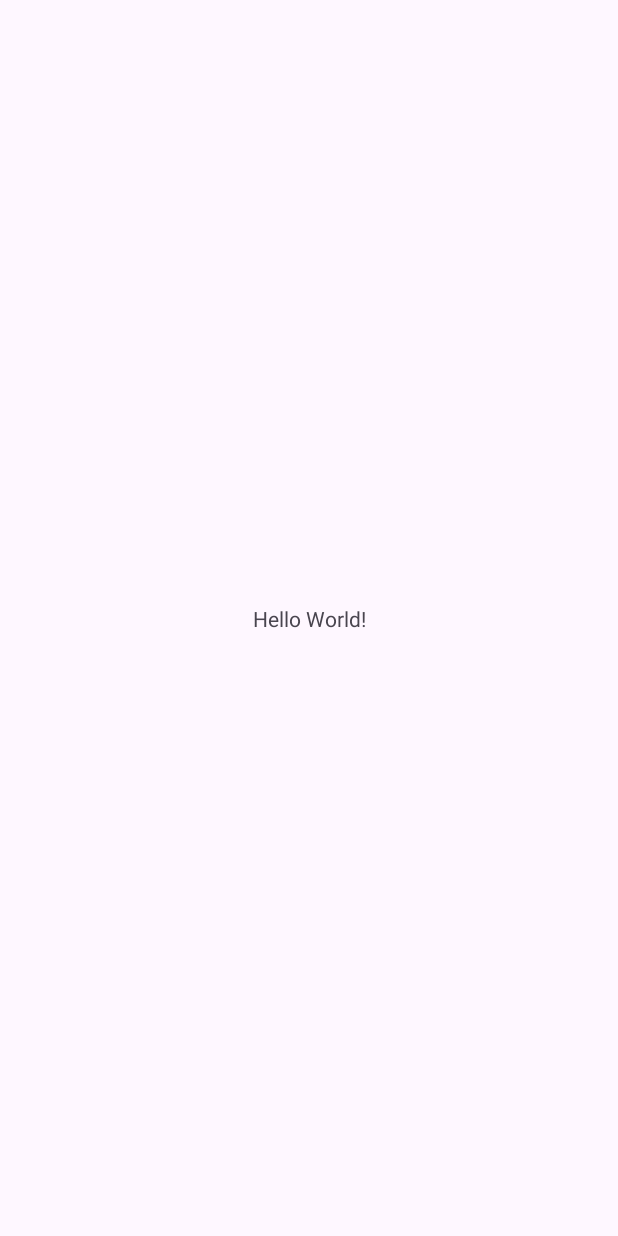
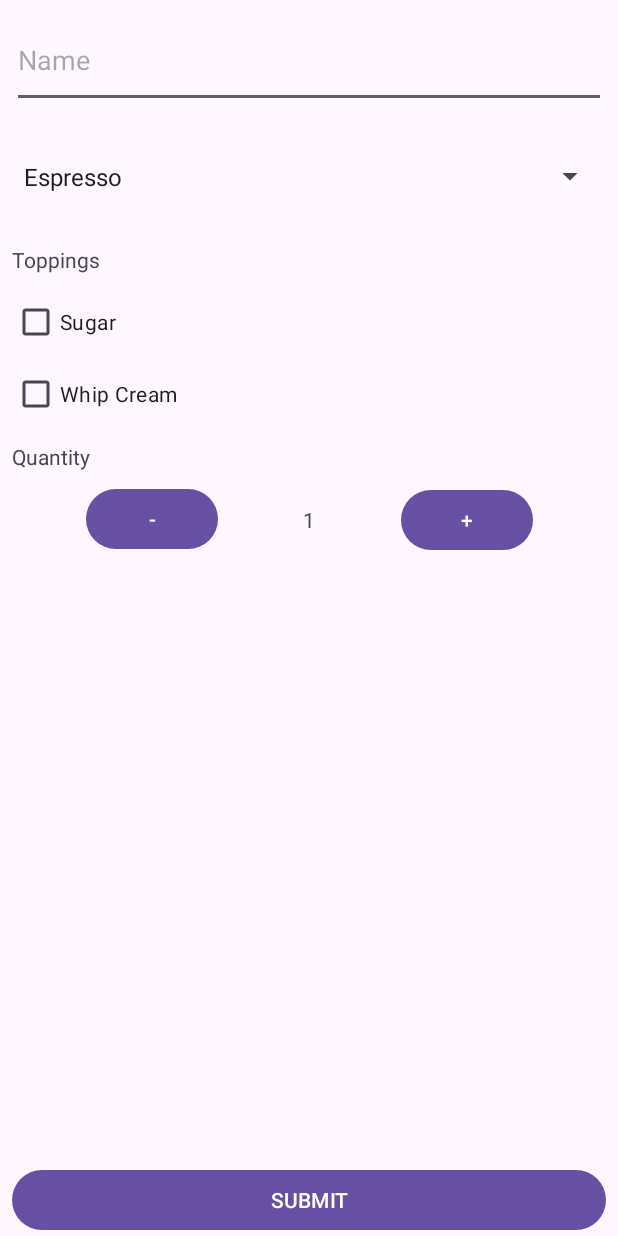
Before and after one commit to woutlyen/CarSpotter, an Android app: the screen it shows after launch (MainActivity), on a phone screen of 412 x 824 dp. Before the commit the screen is almost empty. Run offline under Robolectric (Android 15) with nearby library versions, the phone set to English and light mode, and no system bars.

Commit message:
first steps Coffee application

```diff
--- a/app/src/main/java/be/kuleuven/gt/javabean/MainActivity.java
+++ b/app/src/main/java/be/kuleuven/gt/javabean/MainActivity.java
@@ -1,14 +1,47 @@
 package be.kuleuven.gt.javabean;
 
+import android.content.Intent;
+import android.os.Bundle;
+import android.view.View;
+import android.widget.Button;
+import android.widget.TextView;
+
 import androidx.appcompat.app.AppCompatActivity;
-
-import android.os.Bundle;
-
 public class MainActivity extends AppCompatActivity {
-
+    private Button btnPlus;
+    private Button btnMinus;
+    private Button btnSubmit;
+    private TextView lblQty;
     @Override
     protected void onCreate(Bundle savedInstanceState) {
         super.onCreate(savedInstanceState);
         setContentView(R.layout.activity_main);
+        btnPlus = (Button) findViewById(R.id.btnPlus);
+        btnMinus = (Button) findViewById(R.id.btnMinus);
+        btnSubmit = (Button) findViewById(R.id.btnSubmit);
+        lblQty = (TextView) findViewById(R.id.lblQty);
     }
+    public void onBtnPlus_Clicked(View Caller) {
+        int quantity = Integer.parseInt(lblQty.getText().toString()) + 1;
+        lblQty.setText(Integer.toString(quantity));
+        if(!lblQty.getText().equals("0")){
+            btnSubmit.setEnabled(true);
+        }
+    }
+    public void onBtnMinus_Clicked(View Caller) {
+        int quantity = Integer.parseInt(lblQty.getText().toString()) - 1;
+        if(quantity < 0){
+            quantity = 0;
+        }
+        lblQty.setText(Integer.toString(quantity));
+        if(lblQty.getText().equals("0")){
+            btnSubmit.setEnabled(false);
+        }
+    }
+
+    public void onBtnSubmit_Clicked(View Caller) {
+        Intent intent = new Intent(this, OrderConfirmationActivity.class);
+        startActivity(intent);
+    }
+
 }
--- a/app/src/main/res/layout/activity_main.xml
+++ b/app/src/main/res/layout/activity_main.xml
@@ -6,13 +6,116 @@
     android:layout_height="match_parent"
     tools:context=".MainActivity">
 
-    <TextView
-        android:layout_width="wrap_content"
-        android:layout_height="wrap_content"
-        android:text="Hello World!"
-        app:layout_constraintBottom_toBottomOf="parent"
+    <EditText
+        android:id="@+id/txtName"
+        android:layout_width="0dp"
+        android:layout_height="64dp"
+        android:layout_marginStart="8dp"
+        android:layout_marginTop="8dp"
+        android:layout_marginEnd="8dp"
+        android:ems="10"
+        android:hint="Name"
+        android:inputType="text"
         app:layout_constraintEnd_toEndOf="parent"
         app:layout_constraintStart_toStartOf="parent"
         app:layout_constraintTop_toTopOf="parent" />
 
+    <Spinner
+        android:id="@+id/spCoffee"
+        android:layout_width="0dp"
+        android:layout_height="75dp"
+        android:layout_marginStart="8dp"
+        android:layout_marginTop="8dp"
+        android:layout_marginEnd="8dp"
+        android:entries="@array/menu_items"
+        app:layout_constraintEnd_toEndOf="parent"
+        app:layout_constraintStart_toStartOf="parent"
+        app:layout_constraintTop_toBottomOf="@+id/txtName" />
+
+    <TextView
+        android:id="@+id/lblTopping"
+        android:layout_width="wrap_content"
+        android:layout_height="wrap_content"
+        android:layout_marginStart="8dp"
+        android:layout_marginTop="8dp"
+        android:text="Toppings"
+        app:layout_constraintStart_toStartOf="parent"
+        app:layout_constraintTop_toBottomOf="@+id/spCoffee" />
+
+    <CheckBox
+        android:id="@+id/cbSugar"
+        android:layout_width="wrap_content"
+        android:layout_height="wrap_content"
+        android:layout_marginStart="8dp"
+        android:layout_marginTop="8dp"
+        android:text="Sugar"
+        app:layout_constraintStart_toStartOf="parent"
+        app:layout_constraintTop_toBottomOf="@+id/lblTopping" />
+
+    <CheckBox
+        android:id="@+id/cbWhipCream"
+        android:layout_width="wrap_content"
+        android:layout_height="wrap_content"
+        android:layout_marginStart="8dp"
+        android:text="Whip Cream"
+        app:layout_constraintStart_toStartOf="parent"
+        app:layout_constraintTop_toBottomOf="@+id/cbSugar" />
+
+    <TextView
+        android:id="@+id/lblQuantity"
+        android:layout_width="wrap_content"
+        android:layout_height="wrap_content"
+        android:layout_marginStart="8dp"
+        android:layout_marginTop="8dp"
+        android:text="Quantity"
+        app:layout_constraintStart_toStartOf="parent"
+        app:layout_constraintTop_toBottomOf="@+id/cbWhipCream" />
+
+    <TextView
+        android:id="@+id/lblQty"
+        android:layout_width="wrap_content"
+        android:layout_height="wrap_content"
+        android:text="1"
+        app:layout_constraintBottom_toBottomOf="@+id/btnMinus"
+        app:layout_constraintEnd_toStartOf="@+id/btnPlus"
+        app:layout_constraintHorizontal_bias="0.5"
+        app:layout_constraintStart_toEndOf="@+id/btnMinus"
+        app:layout_constraintTop_toTopOf="@+id/btnMinus" />
+
+    <Button
+        android:id="@+id/btnMinus"
+        android:layout_width="wrap_content"
+        android:layout_height="wrap_content"
+        android:layout_marginTop="8dp"
+        android:onClick="onBtnMinus_Clicked"
+        android:text="-"
+        app:layout_constraintEnd_toStartOf="@+id/lblQty"
+        app:layout_constraintHorizontal_bias="0.5"
+        app:layout_constraintHorizontal_chainStyle="spread"
+        app:layout_constraintStart_toStartOf="parent"
+        app:layout_constraintTop_toBottomOf="@+id/lblQuantity" />
+
+    <Button
+        android:id="@+id/btnPlus"
+        android:layout_width="wrap_content"
+        android:layout_height="wrap_content"
+        android:onClick="onBtnPlus_Clicked"
+        android:text="+"
+        app:layout_constraintBottom_toBottomOf="@+id/lblQty"
+        app:layout_constraintEnd_toEndOf="parent"
+        app:layout_constraintHorizontal_bias="0.5"
+        app:layout_constraintStart_toEndOf="@+id/lblQty"
+        app:layout_constraintTop_toTopOf="@+id/lblQty" />
+
+    <Button
+        android:id="@+id/btnSubmit"
+        android:layout_width="0dp"
+        android:layout_height="wrap_content"
+        android:layout_marginStart="8dp"
+        android:layout_marginEnd="8dp"
+        android:onClick="onBtnSubmit_Clicked"
+        android:text="SUBMIT"
+        app:layout_constraintBottom_toBottomOf="parent"
+        app:layout_constraintEnd_toEndOf="parent"
+        app:layout_constraintStart_toStartOf="parent" />
 </androidx.constraintlayout.widget.ConstraintLayout>
--- a/app/src/main/res/values/strings.xml
+++ b/app/src/main/res/values/strings.xml
@@ -1,3 +1,8 @@
 <resources>
-    <string name="app_name">JavaBean</string>
+    <string name="app_name">Java Bean</string>
+    <string-array name="menu_items">
+        <item>Espresso</item>
+        <item>Cappuccino</item>
+        <item>Latte</item>
+    </string-array>
 </resources>
```
Also changed, not shown: app/src/main/java/be/kuleuven/gt/javabean/OrderConfirmationActivity.java (added, +17 -0 lines), app/src/main/java/be/kuleuven/gt/javabean/model/CoffeeOrder.java (added, +38 -0 lines), app/src/main/res/layout/order_confirmation_activity.xml (added, +19 -0 lines).
